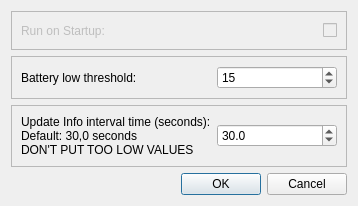
First picture: the form in src/UI/settingswindow.ui, repository LeoKlaus/HeadsetControl-GUI, before the edit.
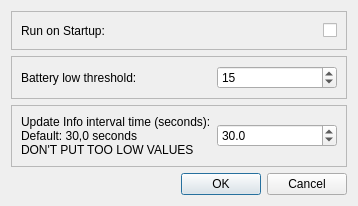
Second picture: the form after the edit. Icons and pictures are not drawn.

Diff of the .ui file:
```diff
--- a/src/UI/settingswindow.ui
+++ b/src/UI/settingswindow.ui
@@ -21,7 +21,7 @@
    <item>
     <widget class="QFrame" name="frame_3">
      <property name="enabled">
-      <bool>false</bool>
+      <bool>true</bool>
      </property>
      <property name="sizePolicy">
       <sizepolicy hsizetype="Preferred" vsizetype="Minimum">
```
